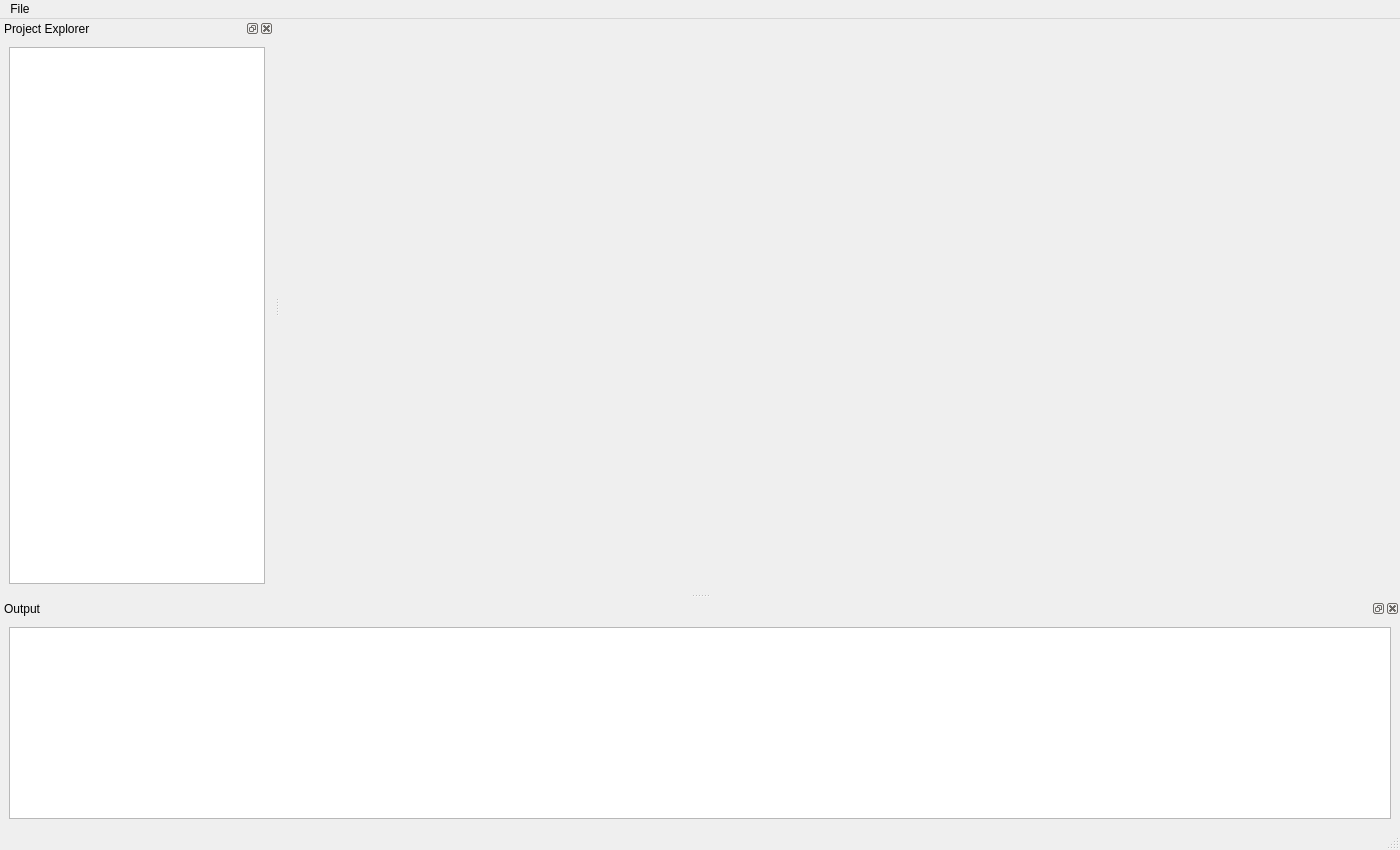
First picture: the form in app/ui/forms/main_window.ui, repository m7modelbat7/PythonApp, before the edit.
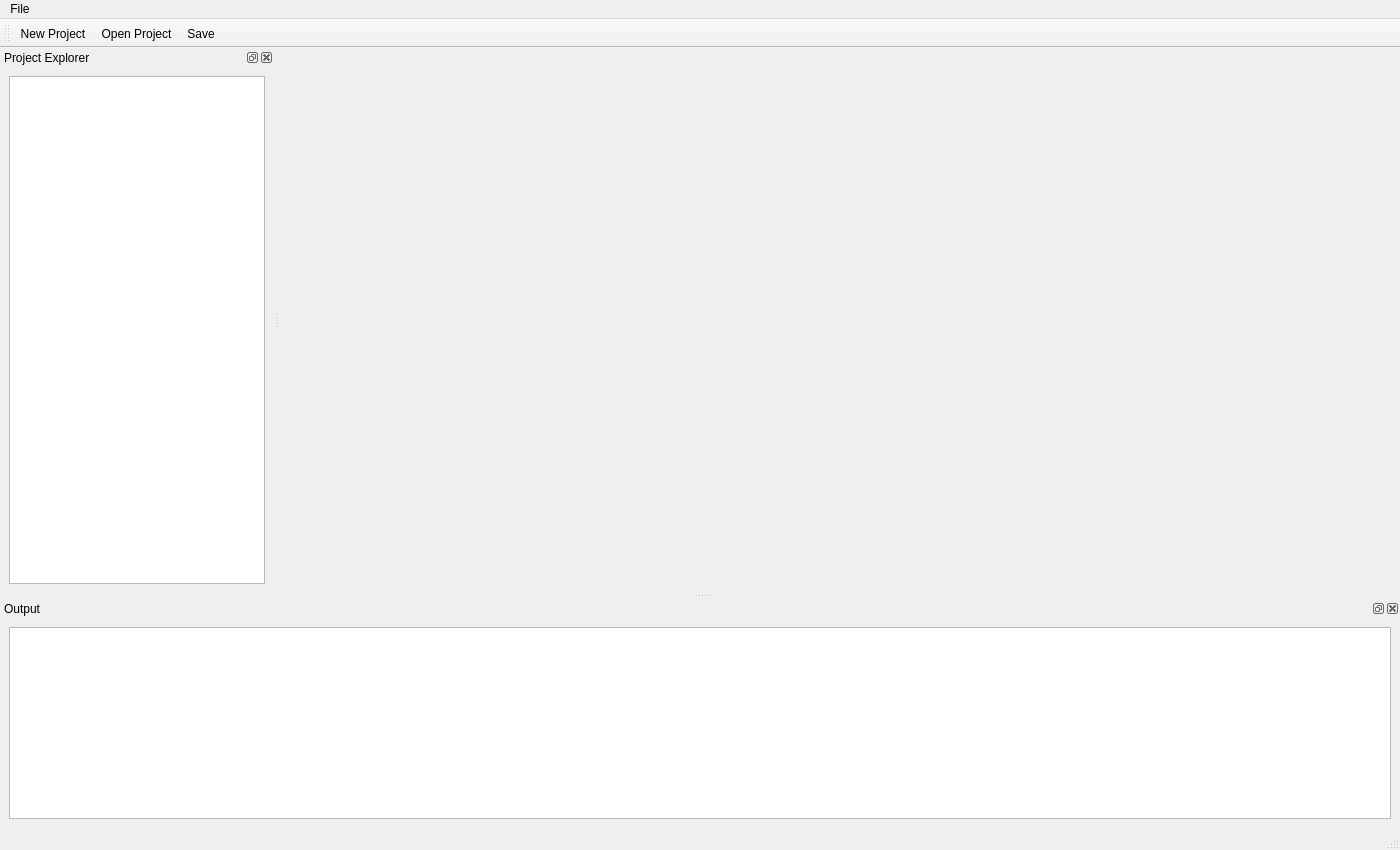
Second picture: the form after the edit.

Commit message: adding main toolbar

What changed in the file:
```diff
--- a/app/ui/forms/main_window.ui
+++ b/app/ui/forms/main_window.ui
@@ -78,6 +78,20 @@
     </layout>
    </widget>
   </widget>
+  <widget class="QToolBar" name="mainToolBar">
+   <property name="windowTitle">
+    <string>Main Toolbar</string>
+   </property>
+   <attribute name="toolBarArea">
+    <enum>TopToolBarArea</enum>
+   </attribute>
+   <attribute name="toolBarBreak">
+    <bool>false</bool>
+   </attribute>
+   <addaction name="actionNewProject"/>
+   <addaction name="actionOpenProject"/>
+   <addaction name="actionSave"/>
+  </widget>
   <action name="actionNewProject">
    <property name="text">
     <string>New Project</string>
```
Left out of the diff: 3 changed lines with no effect on the pictures. The commit also changes 1 other file.
